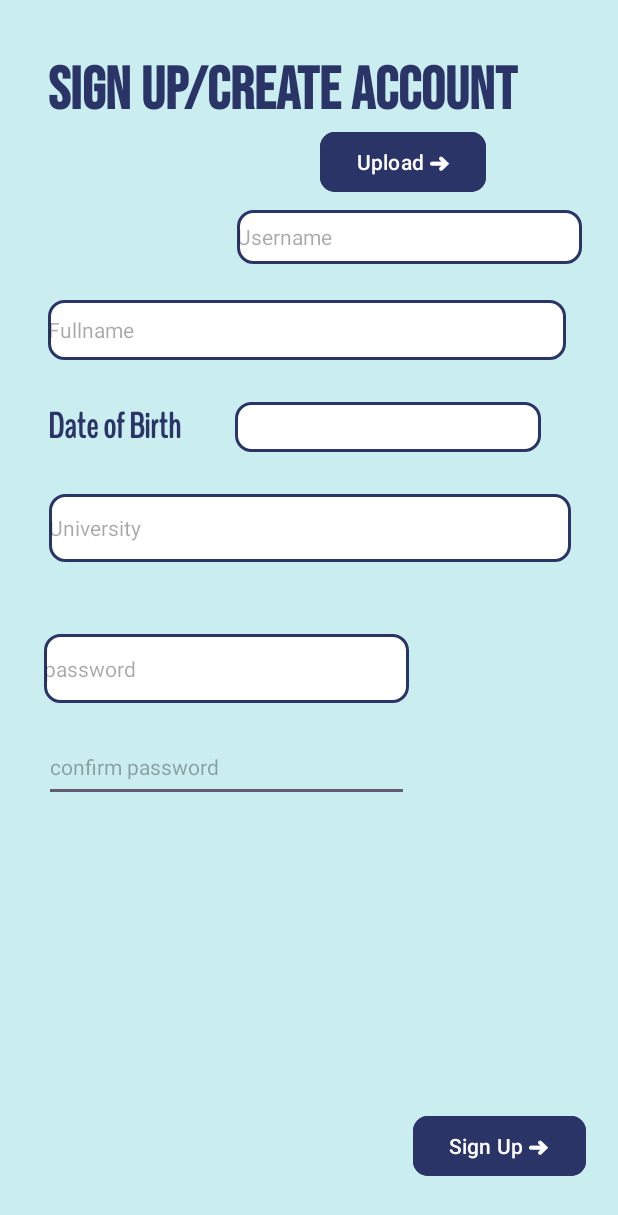
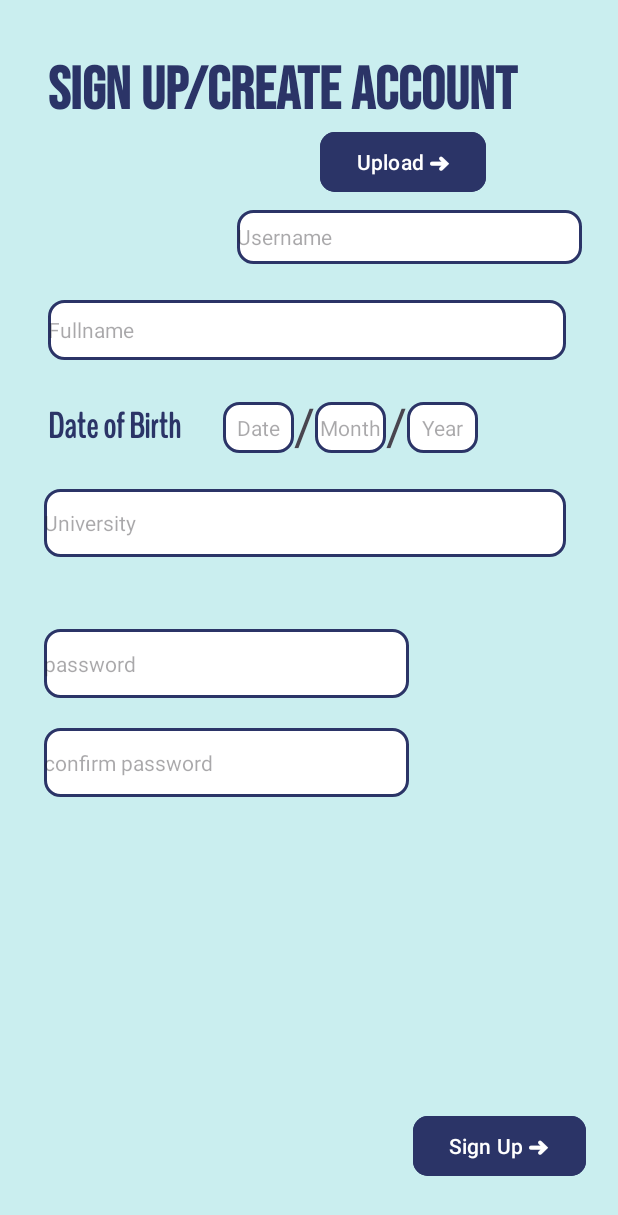
Before and after one commit to S-Chanchon11/InternStation, an Android app: the Register screen opened directly, with no data from a screen before it, on a phone screen of 412 x 824 dp. Shown: the top 1215 px of the screen. Run offline under Robolectric (Android 15) with nearby library versions, the phone set to English and light mode, and no system bars; our stand-ins replace Firebase (no records; nobody signed in at launch, a user with empty details on screens opened directly); pictures from the network do not load.

Commit message:
add features

```diff
--- a/app/src/main/java/com/egci428/internstation/Home.kt
+++ b/app/src/main/java/com/egci428/internstation/Home.kt
@@ -99,8 +99,10 @@ class Home : AppCompatActivity(), NavigationView.OnNavigationItemSelectedListene
         recyclerView = findViewById(R.id.recyclerView)
         syncBtn = findViewById(R.id.syncBtn)
         dataReference = FirebaseFirestore.getInstance()
+
         sensorManager = getSystemService(Context.SENSOR_SERVICE) as SensorManager
         lastUpdate = System.currentTimeMillis()
+
         navigationView.setNavigationItemSelectedListener(this)
         title.setText("Main Menu")
         locationManager = getSystemService(Context.LOCATION_SERVICE) as LocationManager
--- a/app/src/main/java/com/egci428/internstation/Register.kt
+++ b/app/src/main/java/com/egci428/internstation/Register.kt
@@ -1,13 +1,9 @@
 package com.egci428.internstation
 
 import android.content.Intent
-import android.graphics.Bitmap
 import android.net.Uri
 import android.os.Bundle
-import android.os.Environment
-import android.provider.MediaStore
 import android.util.Log
-import android.view.View
 import android.widget.Button
 import android.widget.EditText
 import android.widget.ImageView
@@ -19,9 +15,7 @@ import com.google.firebase.firestore.CollectionReference
 import com.google.firebase.firestore.FirebaseFirestore
 import com.google.firebase.storage.FirebaseStorage
 import com.google.firebase.storage.StorageReference
-import java.io.ByteArrayOutputStream
-import java.io.File
-import java.io.IOException
+import java.time.Month
 
 
 class Register : AppCompatActivity() {
@@ -29,7 +23,7 @@ class Register : AppCompatActivity() {
     lateinit var dataReference:FirebaseFirestore
     lateinit var username: EditText
     lateinit var fullname: EditText
-    lateinit var Dob: EditText
+
     lateinit var university: EditText
     lateinit var password: EditText
     lateinit var repassword: EditText
@@ -44,6 +38,10 @@ class Register : AppCompatActivity() {
     private var progress: Double = 0.0
     private lateinit var db:CollectionReference
     private lateinit var dataID:String
+    lateinit var date : EditText
+    lateinit var month : EditText
+    lateinit var year : EditText
+
 
     override fun onCreate(savedInstanceState: Bundle?) {
         super.onCreate(savedInstanceState)
@@ -52,7 +50,9 @@ class Register : AppCompatActivity() {
         dataReference = FirebaseFirestore.getInstance()
         username = findViewById(R.id.username)
         fullname = findViewById(R.id.fullname)
-        Dob = findViewById(R.id.DateOfBirth)
+        date = findViewById(R.id.Date)
+        month = findViewById(R.id.Month)
+        year = findViewById(R.id.Year)
         university = findViewById(R.id.university)
         password = findViewById(R.id.password)
         repassword = findViewById(R.id.password2)
@@ -94,7 +94,9 @@ class Register : AppCompatActivity() {
     private fun submitRegisData(){
         val usernameText = username.text.toString()
         val fullnameText = fullname.text.toString()
-        val DobText = Dob.text.toString()
+        val DateText = date.text.toString()
+        val MonthText = month.text.toString()
+        val YearText = year.text.toString()
         val universityText = university.text.toString()
         val passwordText = password.text.toString()
         val repasswordText = repassword.text.toString()
@@ -119,6 +121,25 @@ class Register : AppCompatActivity() {
                             repassword.error = "Please enter your password again"
             return
         }
+
+        var flg=0
+        if(MonthText.equals("0") || MonthText> 12.toString()){
+            month.error = "Wrong input"
+            return
+        } else if(MonthText.equals("1") || MonthText.equals("3")
+            || MonthText.equals("5") || MonthText.equals("7")
+            || MonthText.equals("8") || MonthText.equals("10")
+            || MonthText.equals("12")){
+            flg=1
+        }
+
+        if(flg==1){
+            return
+        }else if(flg==0){
+            date.error  = "Wrong input"
+            return
+        }
+
         if(passwordText!=repasswordText){
             password.error = "Password does not match"
             repassword.error = "Password does not match"
@@ -127,7 +148,7 @@ class Register : AppCompatActivity() {
             repassword.text.clear()
             return
         }
-
+        var DobText = DateText+"/"+MonthText+"+"+YearText
         val userInfoData = UserData(dataID, usernameText,
             passwordText,fullnameText,DobText,universityText)
         db.add(userInfoData)
--- a/app/src/main/res/layout/activity_applied.xml
+++ b/app/src/main/res/layout/activity_applied.xml
@@ -22,7 +22,7 @@
         <androidx.recyclerview.widget.RecyclerView
             android:id="@+id/recyclerView"
             android:layout_width="384dp"
-            android:layout_height="629dp"
+            android:layout_height="586dp"
             android:layout_marginStart="16dp"
             android:layout_marginTop="16dp"
             android:layout_marginEnd="16dp"
--- a/app/src/main/res/layout/activity_register.xml
+++ b/app/src/main/res/layout/activity_register.xml
@@ -14,6 +14,7 @@
         android:layout_marginTop="20dp"
         android:ems="10"
         android:hint="confirm password"
+        android:background="@drawable/border_text"
         android:inputType="textPassword"
         android:password="true"
         android:textSize="14sp"
@@ -112,16 +113,16 @@
         android:id="@+id/university"
         android:layout_width="348dp"
         android:layout_height="45dp"
-        android:layout_marginTop="28dp"
+        android:layout_marginTop="24dp"
         android:background="@drawable/border_text"
         android:ems="10"
         android:hint="University"
         android:inputType="text"
         android:textSize="14sp"
         app:layout_constraintEnd_toEndOf="parent"
-        app:layout_constraintHorizontal_bias="0.507"
+        app:layout_constraintHorizontal_bias="0.46"
         app:layout_constraintStart_toStartOf="parent"
-        app:layout_constraintTop_toBottomOf="@+id/DateOfBirth" />
+        app:layout_constraintTop_toBottomOf="@+id/Month" />
 
     <TextView
         android:id="@+id/textView"
@@ -157,17 +158,68 @@
         app:layout_constraintVertical_bias="1.0" />
 
     <EditText
-        android:id="@+id/DateOfBirth"
-        android:layout_width="204dp"
-        android:layout_height="33dp"
+        android:id="@+id/Date"
+        android:layout_width="47dp"
+        android:layout_height="34dp"
+        android:layout_marginStart="28dp"
         android:layout_marginTop="28dp"
         android:background="@drawable/border_text"
         android:ems="10"
-        android:inputType="date"
+        android:hint="Date"
+        android:inputType="number"
+        android:textAlignment="center"
         android:textSize="14sp"
-        app:layout_constraintEnd_toEndOf="parent"
-        app:layout_constraintHorizontal_bias="0.411"
         app:layout_constraintStart_toEndOf="@+id/textView2"
         app:layout_constraintTop_toBottomOf="@+id/fullname" />
 
+    <EditText
+        android:id="@+id/Month"
+        android:layout_width="47dp"
+        android:layout_height="34dp"
+        android:layout_marginTop="28dp"
+        android:background="@drawable/border_text"
+        android:ems="10"
+        android:hint="Month"
+        android:inputType="number"
+        android:textAlignment="center"
+        android:textSize="14sp"
+        app:layout_constraintStart_toEndOf="@+id/textView3"
+        app:layout_constraintTop_toBottomOf="@+id/fullname" />
+
+    <EditText
+        android:id="@+id/Year"
+        android:layout_width="47dp"
+        android:layout_height="34dp"
+        android:layout_marginTop="28dp"
+        android:background="@drawable/border_text"
+        android:ems="10"
+        android:hint="Year"
+        android:inputType="number"
+        android:textAlignment="center"
+        android:textSize="14sp"
+        app:layout_constraintEnd_toEndOf="parent"
+        app:layout_constraintHorizontal_bias="0.0"
+        app:layout_constraintStart_toEndOf="@+id/textView4"
+        app:layout_constraintTop_toBottomOf="@+id/fullname" />
+
+    <TextView
+        android:id="@+id/textView3"
+        android:layout_width="wrap_content"
+        android:layout_height="wrap_content"
+        android:text="/"
+        android:textSize="34sp"
+        app:layout_constraintBottom_toTopOf="@+id/university"
+        app:layout_constraintStart_toEndOf="@+id/Date"
+        app:layout_constraintTop_toBottomOf="@+id/fullname" />
+
+    <TextView
+        android:id="@+id/textView4"
+        android:layout_width="wrap_content"
+        android:layout_height="wrap_content"
+        android:text="/"
+        android:textSize="34sp"
+        app:layout_constraintBottom_toTopOf="@+id/university"
+        app:layout_constraintStart_toEndOf="@+id/Month"
+        app:layout_constraintTop_toBottomOf="@+id/fullname" />
+
 </androidx.constraintlayout.widget.ConstraintLayout>
```
Also changed, not shown: app/src/main/res/layout/activity_detail.xml (+9 -5 lines).
